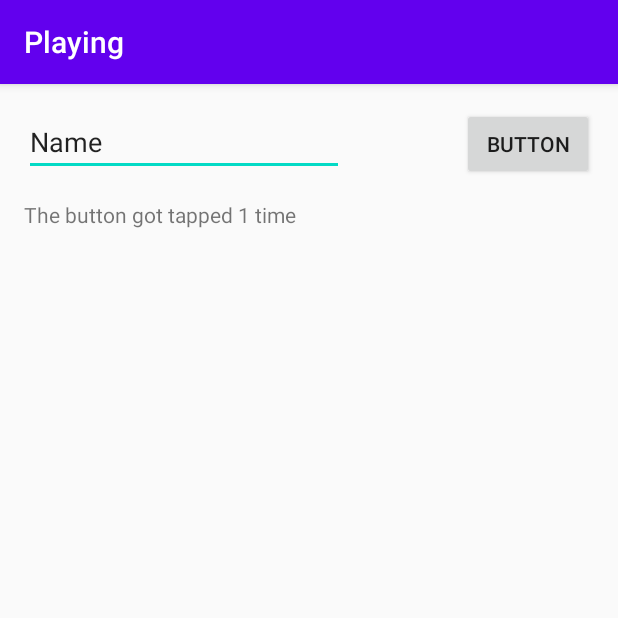
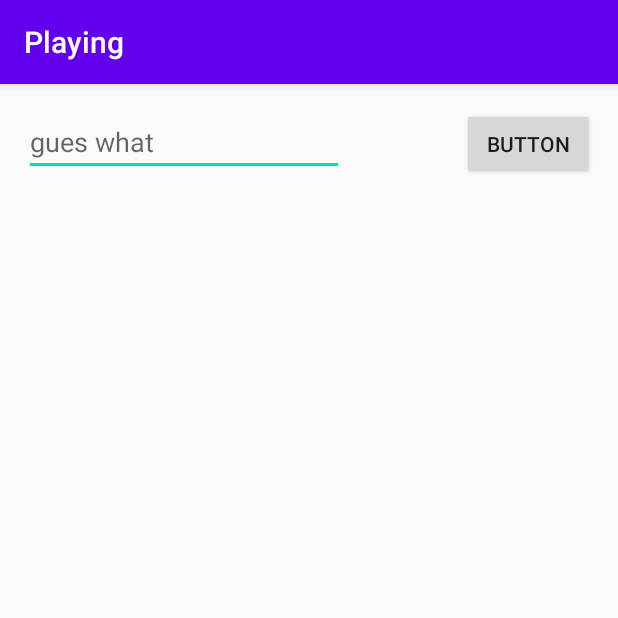
Before and after one commit to lux-coder/Playing, an Android app: the screen it shows after launch (MainActivity), after a tap on "BUTTON", on a phone screen of 412 x 824 dp, the top half of it. Run offline under Robolectric (Android 15) with nearby library versions, the phone set to English and light mode, and no system bars.

Commit message:
button adds editable text

```diff
--- a/app/src/main/java/com/example/playing/MainActivity.kt
+++ b/app/src/main/java/com/example/playing/MainActivity.kt
@@ -10,10 +10,7 @@ import android.widget.TextView
 
 class MainActivity : AppCompatActivity() {
 
-    private var userInput: EditText? = null
-    private var button: Button? = null
     private var textView: TextView? = null
-
     private var numTimesClicked = 0
 
     override fun onCreate(savedInstanceState: Bundle?) {
@@ -22,25 +19,21 @@ class MainActivity : AppCompatActivity() {
         //setContentView(R.layout.note_layout)
         setContentView(R.layout.new_layout)
 
-        userInput = findViewById<EditText>(R.id.editText)
-        button = findViewById<Button>(R.id.button)
+        val userInput: EditText = findViewById<EditText>(R.id.editText)
+        val button: Button = findViewById<Button>(R.id.button)
 
         textView = findViewById<TextView>(R.id.textView)
         textView?.text = ""
         textView?.movementMethod = ScrollingMovementMethod()
 
-
-        button?.setOnClickListener(object : View.OnClickListener{
-            override fun onClick(v: View?) {
-                numTimesClicked += 1
-                textView?.append("The button got tapped $numTimesClicked time")
-                if(numTimesClicked != 1){
-                    textView?.append("s\n")
-                } else{
-                    textView?.append("\n")
-                }
+        userInput.setText("")
 
 
+        button.setOnClickListener(object : View.OnClickListener {
+            override fun onClick(v: View?) {
+                textView?.append(userInput.text)
+                textView?.append("\n")
+                userInput.setText("")
             }
         })
 
```
